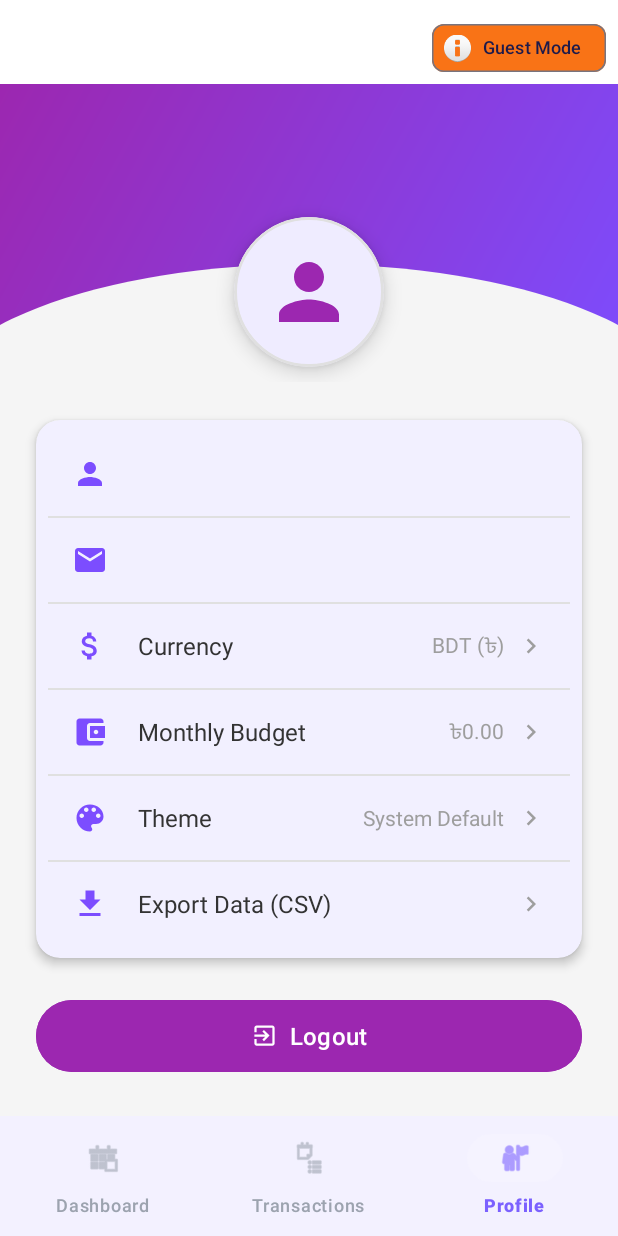
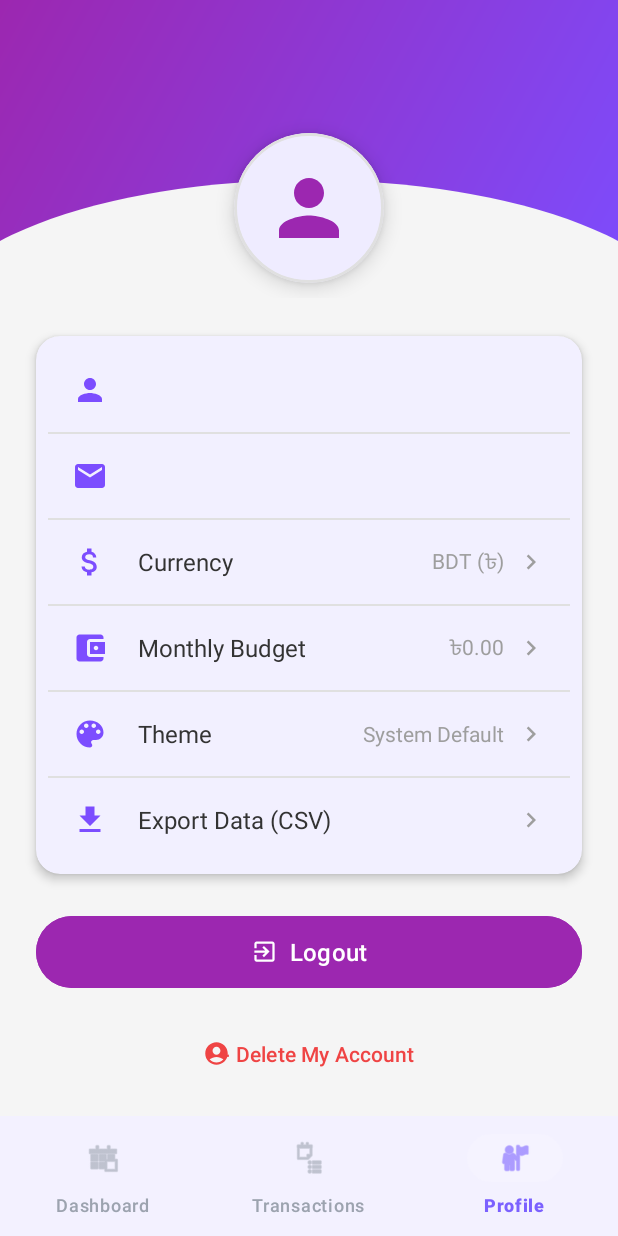
Before and after one commit to nNEWBE/expense-tracker, an Android app: the ProfileFragment screen opened through its navigation route, on a phone screen of 412 x 824 dp. Run offline under Robolectric (Android 15) with nearby library versions, the phone set to English and light mode, and no system bars; our stand-ins replace Firebase (no records; nobody signed in at launch, a user with empty details on screens opened directly), Room's generated code, navigation-ui; libraries missing offline, so code that uses them is left out: com.github.mikephil.charting; 47 statements that could not run were skipped.

Commit message:
feat: Improve guest mode UX - show Login button instead of Logout, move indicator to Profile

```diff
--- a/app/src/main/java/com/example/trackexpense/MainActivity.java
+++ b/app/src/main/java/com/example/trackexpense/MainActivity.java
@@ -15,7 +15,6 @@ import androidx.work.WorkManager;
 import com.example.trackexpense.utils.PreferenceManager;
 import com.example.trackexpense.utils.ReminderWorker;
 import com.google.android.material.bottomnavigation.BottomNavigationView;
-import com.google.android.material.chip.Chip;
 
 import java.util.concurrent.TimeUnit;
 
@@ -23,7 +22,6 @@ public class MainActivity extends AppCompatActivity {
 
     private NavController navController;
     private BottomNavigationView bottomNav;
-    private Chip chipGuestMode;
     private PreferenceManager preferenceManager;
 
     @Override
@@ -41,7 +39,6 @@ public class MainActivity extends AppCompatActivity {
         setContentView(R.layout.activity_main);
 
         setupNavigation();
-        setupGuestModeIndicator();
         checkNotificationPermission();
         scheduleDailyReminder();
     }
@@ -66,17 +63,6 @@ public class MainActivity extends AppCompatActivity {
         }
     }
 
-    private void setupGuestModeIndicator() {
-        chipGuestMode = findViewById(R.id.chipGuestMode);
-        if (chipGuestMode != null) {
-            if (preferenceManager.isGuestMode()) {
-                chipGuestMode.setVisibility(View.VISIBLE);
-            } else {
-                chipGuestMode.setVisibility(View.GONE);
-            }
-        }
-    }
-
     private void scheduleDailyReminder() {
         PeriodicWorkRequest reminderRequest = new PeriodicWorkRequest.Builder(
                 ReminderWorker.class, 24, TimeUnit.HOURS)
--- a/app/src/main/java/com/example/trackexpense/ui/profile/ProfileFragment.java
+++ b/app/src/main/java/com/example/trackexpense/ui/profile/ProfileFragment.java
@@ -77,17 +77,30 @@ public class ProfileFragment extends Fragment {
 
     private void loadUserData() {
         FirebaseUser user = FirebaseAuth.getInstance().getCurrentUser();
+        MaterialButton btnLogout = getView().findViewById(R.id.btnLogout);
+        MaterialButton btnDeleteAccount = getView().findViewById(R.id.btnDeleteAccount);
+
         if (user != null) {
             String displayName = user.getDisplayName() != null ? user.getDisplayName() : "User";
             tvHeaderName.setText(displayName);
             tvName.setText(displayName);
             tvEmail.setText(user.getEmail());
             chipGuestMode.setVisibility(View.GONE);
+
+            // Show Logout for logged in users
+            btnLogout.setText("Logout");
+            btnLogout.setIconResource(R.drawable.ic_logout);
+            btnDeleteAccount.setVisibility(View.VISIBLE);
         } else {
             tvHeaderName.setText("Guest User");
             tvName.setText("Guest User");
             tvEmail.setText("No account");
             chipGuestMode.setVisibility(View.VISIBLE);
+
+            // Show Login for guest users
+            btnLogout.setText("Login / Register");
+            btnLogout.setIconResource(R.drawable.ic_person);
+            btnDeleteAccount.setVisibility(View.GONE);
         }
 
         // Load preferences
@@ -131,7 +144,17 @@ public class ProfileFragment extends Fragment {
         }
 
         MaterialButton btnLogout = view.findViewById(R.id.btnLogout);
-        btnLogout.setOnClickListener(v -> logout());
+        btnLogout.setOnClickListener(v -> {
+            FirebaseUser user = FirebaseAuth.getInstance().getCurrentUser();
+            if (user != null) {
+                logout();
+            } else {
+                // Guest user - go to login
+                Intent intent = new Intent(requireContext(), LoginActivity.class);
+                intent.setFlags(Intent.FLAG_ACTIVITY_NEW_TASK | Intent.FLAG_ACTIVITY_CLEAR_TASK);
+                startActivity(intent);
+            }
+        });
 
         MaterialButton btnDeleteAccount = view.findViewById(R.id.btnDeleteAccount);
         btnDeleteAccount.setOnClickListener(v -> showDeleteAccountDialog());
--- a/app/src/main/res/layout/activity_main.xml
+++ b/app/src/main/res/layout/activity_main.xml
@@ -12,20 +12,6 @@
         android:layout_width="match_parent"
         android:layout_height="match_parent">
 
-        <com.google.android.material.chip.Chip
-            android:id="@+id/chipGuestMode"
-            android:layout_width="wrap_content"
-            android:layout_height="wrap_content"
-            android:layout_marginTop="8dp"
-            android:layout_marginEnd="8dp"
-            android:text="Guest Mode"
-            android:textSize="12sp"
-            android:visibility="gone"
-            app:chipBackgroundColor="?attr/colorSecondary"
-            app:chipIcon="@android:drawable/ic_dialog_info"
-            app:layout_constraintEnd_toEndOf="parent"
-            app:layout_constraintTop_toTopOf="parent" />
-
         <androidx.fragment.app.FragmentContainerView
             android:id="@+id/nav_host_fragment"
             android:name="androidx.navigation.fragment.NavHostFragment"
@@ -35,7 +21,7 @@
             app:layout_constraintBottom_toTopOf="@id/bottom_nav"
             app:layout_constraintEnd_toEndOf="parent"
             app:layout_constraintStart_toStartOf="parent"
-            app:layout_constraintTop_toBottomOf="@id/chipGuestMode"
+            app:layout_constraintTop_toTopOf="parent"
             app:navGraph="@navigation/nav_graph" />
 
         <com.google.android.material.bottomnavigation.BottomNavigationView
```
